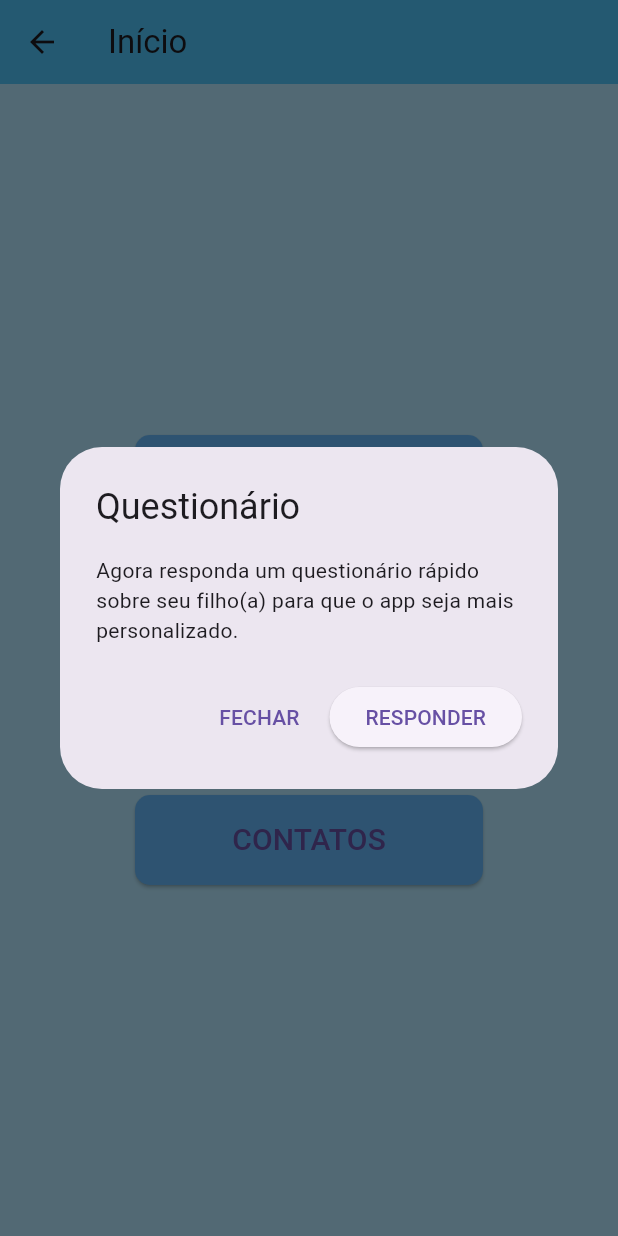
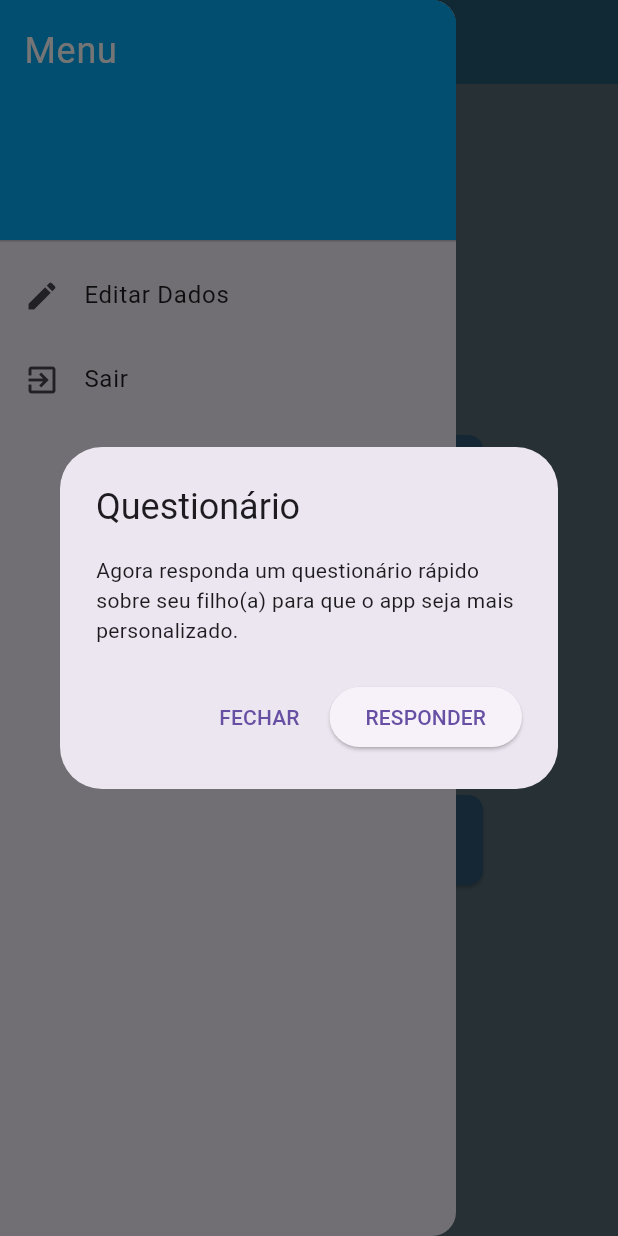
Before and after one commit to cc22153/EduCare, a Flutter app: the InicioResponsavel screen opened directly, with the side drawer open (before the commit the screen has no drawer), on a phone screen of 412 x 824 dp. Run offline on Flutter 3.47's test engine with Material 3 defaults, Android fonts, the light colour scheme and no system bars.

Commit message:
Tela de Resumo Diario Feita

```diff
--- a/educare/lib/Telas/Responsavel/InicioResponsavel.dart
+++ b/educare/lib/Telas/Responsavel/InicioResponsavel.dart
@@ -2,6 +2,7 @@ import 'package:flutter/material.dart';
 import 'Questionario.dart';
 import 'Rotina.dart';
 import 'Contatos.dart';
+import 'ResumoDiario.dart';
 
 class InicioResponsavel extends StatefulWidget {
   const InicioResponsavel({super.key});
@@ -63,12 +64,49 @@ class InicioResponsavelState extends State<InicioResponsavel> {
         title: const Text('Início'),
         backgroundColor: Colors.lightBlue[300],
       ),
+        drawer: Drawer(
+        child: ListView(
+          padding: EdgeInsets.zero,
+          children: [
+            const DrawerHeader(
+              decoration: BoxDecoration(
+                color: Colors.lightBlue,
+              ),
+              child: Text(
+                'Menu',
+                style: TextStyle(color: Colors.white, fontSize: 24),
+              ),
+            ),
+            ListTile(
+              leading: const Icon(Icons.edit),
+              title: const Text('Editar Dados'),
+              onTap: () {
+                // Aqui você pode colocar a navegação pra tela de editar dados
+                Navigator.pop(context); // Fecha o menu
+              },
+            ),
+            ListTile(
+              leading: const Icon(Icons.exit_to_app),
+              title: const Text('Sair'),
+              onTap: () {
+                Navigator.pop(context); // Fecha o menu
+                Navigator.pop(context); // Sai da tela atual
+              },
+            ),
+          ],
+        ),
+      ),
       body: Padding(
         padding: const EdgeInsets.all(90),
         child: Column(
           mainAxisAlignment: MainAxisAlignment.center, // Centraliza os botões
           children: [
-            botaoPadrao('RESUMO DIÁRIO', () {}),
+            botaoPadrao('RESUMO DIÁRIO', () {
+              Navigator.push(
+                context,
+                MaterialPageRoute(builder: (context) => const ResumoDiario()),
+              );
+            }),
 
             const SizedBox(height: 20),
             botaoPadrao('ROTINA', () {
@@ -94,7 +132,6 @@ class InicioResponsavelState extends State<InicioResponsavel> {
     );
   }
 
-  // Função para criar botão padrão
   Widget botaoPadrao(String texto, VoidCallback onPressed) {
     return SizedBox(
       width: double.infinity, // Preenche toda a largura disponível
```
Also changed, not shown: educare/lib/Telas/Responsavel/ResumoDiario.dart (added, +64 -0 lines).
